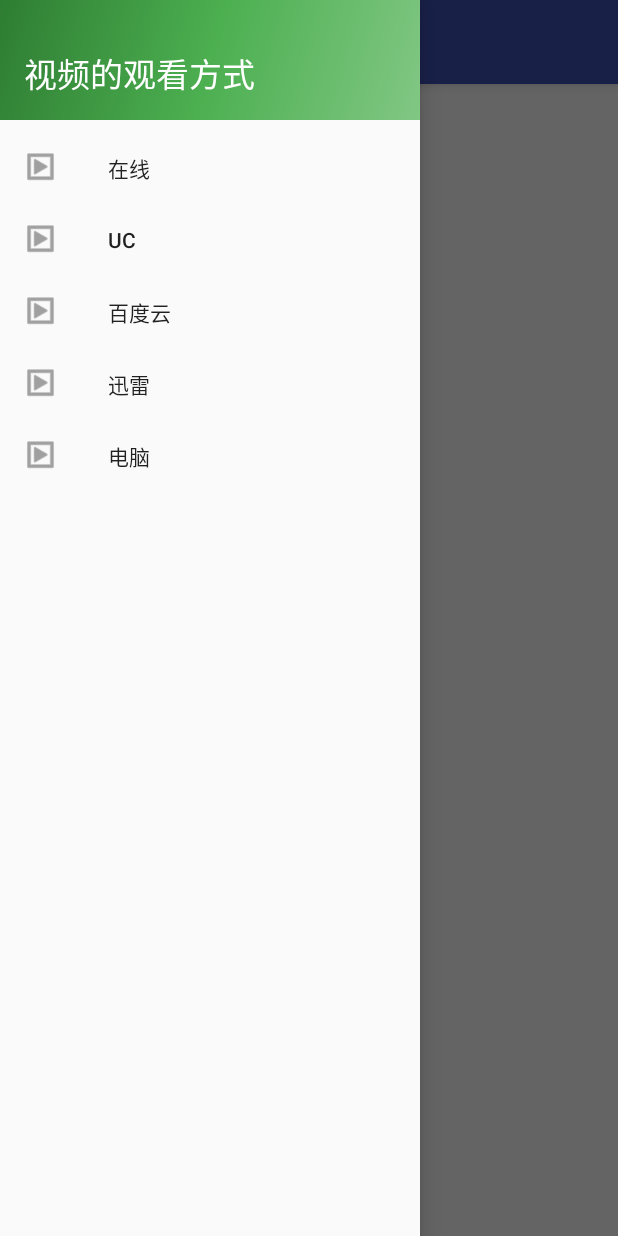
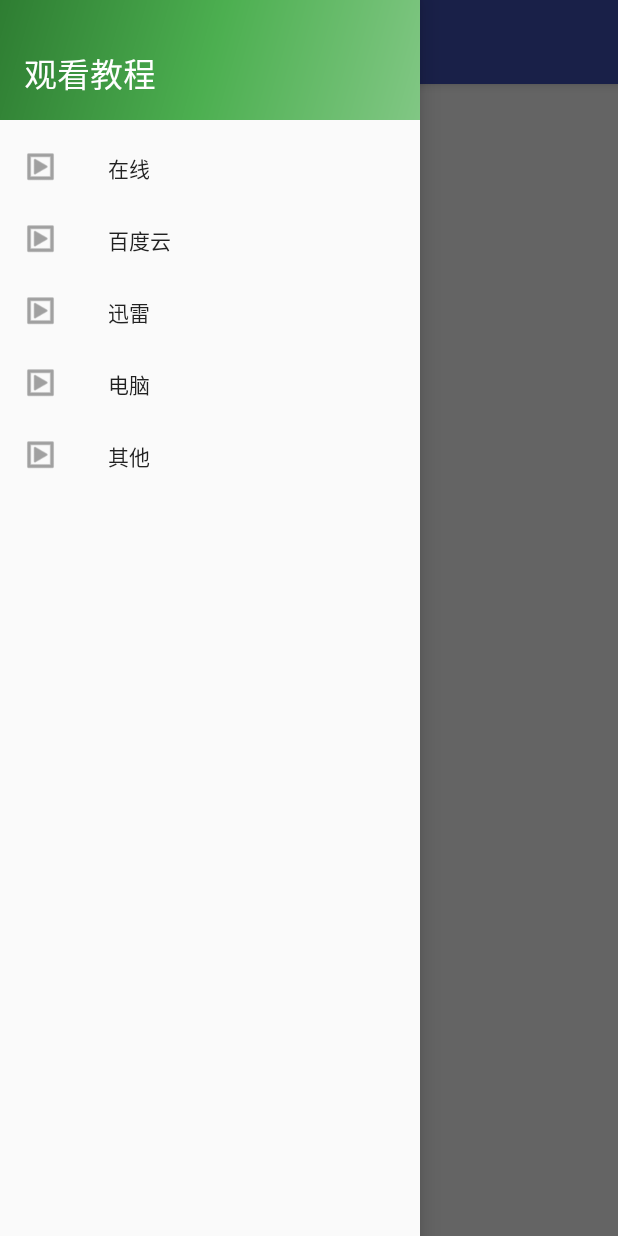
Before and after one commit to aliyao/BreakSkyYo, an Android app: the HelpActivity screen opened directly, with no data from a screen before it, with the side drawer open, on a phone screen of 412 x 824 dp. Run offline under Robolectric (Android 15) with nearby library versions, the light colour scheme and no system bars.

Commit message:
wifi提示和help的测试

```diff
--- a/app/src/main/java/com/yao/breakskyyo/HelpActivity.java
+++ b/app/src/main/java/com/yao/breakskyyo/HelpActivity.java
@@ -99,14 +99,15 @@ public class HelpActivity extends AppCompatActivity
         int id = item.getItemId();
 
         if (id == R.id.nav_zaixian) {
-        } else if (id == R.id.nav_uc) {
 
-        } else if (id == R.id.nav_baidudisk) {
+        } else  if (id == R.id.nav_baidudisk) {
 
         } else if (id == R.id.nav_xunlei) {
 
         } else if (id == R.id.nav_computer) {
             startActivity(new Intent(this, WebViewActivity.class).putExtra("url", HttpUrl.HellpUrl));
+        } else if (id == R.id.nav_other) {
+
         }
 
         DrawerLayout drawer = (DrawerLayout) findViewById(R.id.drawer_layout);
--- a/app/src/main/res/layout/nav_header_help.xml
+++ b/app/src/main/res/layout/nav_header_help.xml
@@ -9,7 +9,7 @@
     android:theme="@style/ThemeOverlay.AppCompat.Dark" android:orientation="vertical"
     android:gravity="bottom">
     <TextView android:layout_width="match_parent" android:layout_height="wrap_content"
-        android:paddingTop="@dimen/nav_header_vertical_spacing" android:text="视频的观看方式"
+        android:paddingTop="@dimen/nav_header_vertical_spacing" android:text="观看教程"
         android:textSize="22sp"
         android:textAppearance="@style/TextAppearance.AppCompat.Body1" />
 
--- a/app/src/main/res/menu/activity_help_drawer.xml
+++ b/app/src/main/res/menu/activity_help_drawer.xml
@@ -4,14 +4,15 @@
     <group android:checkableBehavior="single">
         <item android:id="@+id/nav_zaixian" android:icon="@android:drawable/ic_menu_slideshow"
             android:title="在线" />
-        <item android:id="@+id/nav_uc" android:icon="@android:drawable/ic_menu_slideshow"
-            android:title="UC" />
+
         <item android:id="@+id/nav_baidudisk" android:icon="@android:drawable/ic_menu_slideshow"
             android:title="百度云"/>
         <item android:id="@+id/nav_xunlei" android:icon="@android:drawable/ic_menu_slideshow"
             android:title="迅雷" />
         <item android:id="@+id/nav_computer" android:icon="@android:drawable/ic_menu_slideshow"
             android:title="电脑" />
+        <item android:id="@+id/nav_other" android:icon="@android:drawable/ic_menu_slideshow"
+            android:title="其他" />
     </group>
 
 
```
Also changed, not shown: app/src/main/java/com/yao/breakskyyo/InfoActivityScrollingActivity.java (+12 -1 lines), app/src/main/java/com/yao/breakskyyo/tools/ACacheUtil.java (+10 -0 lines), app/src/main/res/layout/help_list_item.xml (+21 -7 lines).
